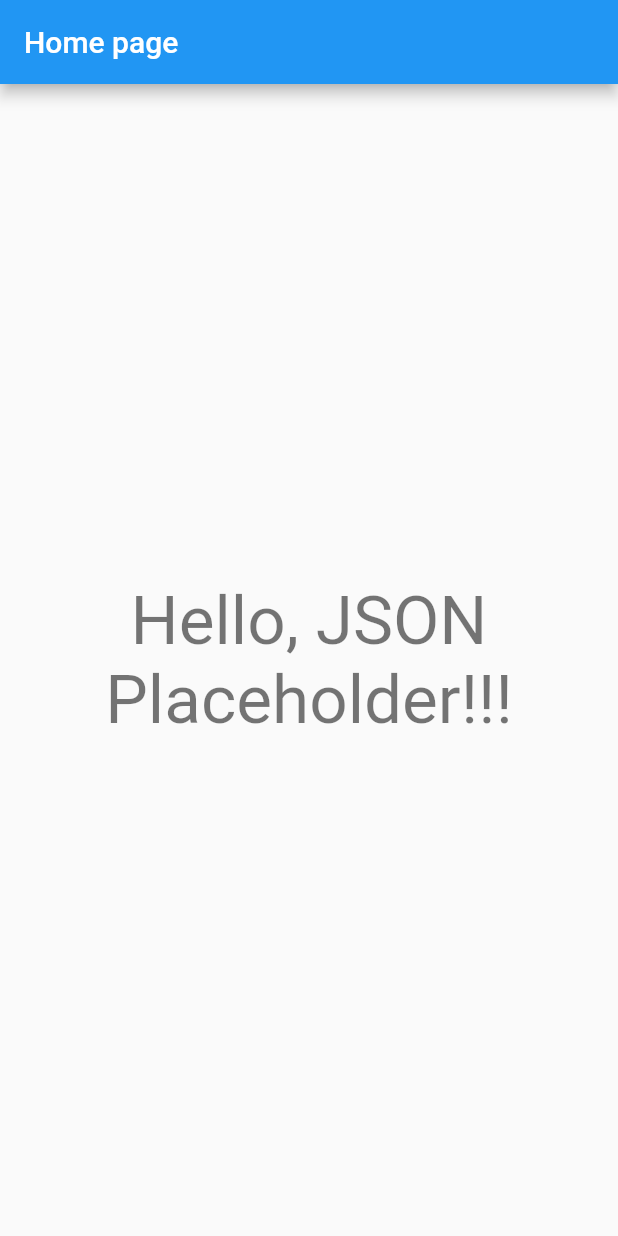
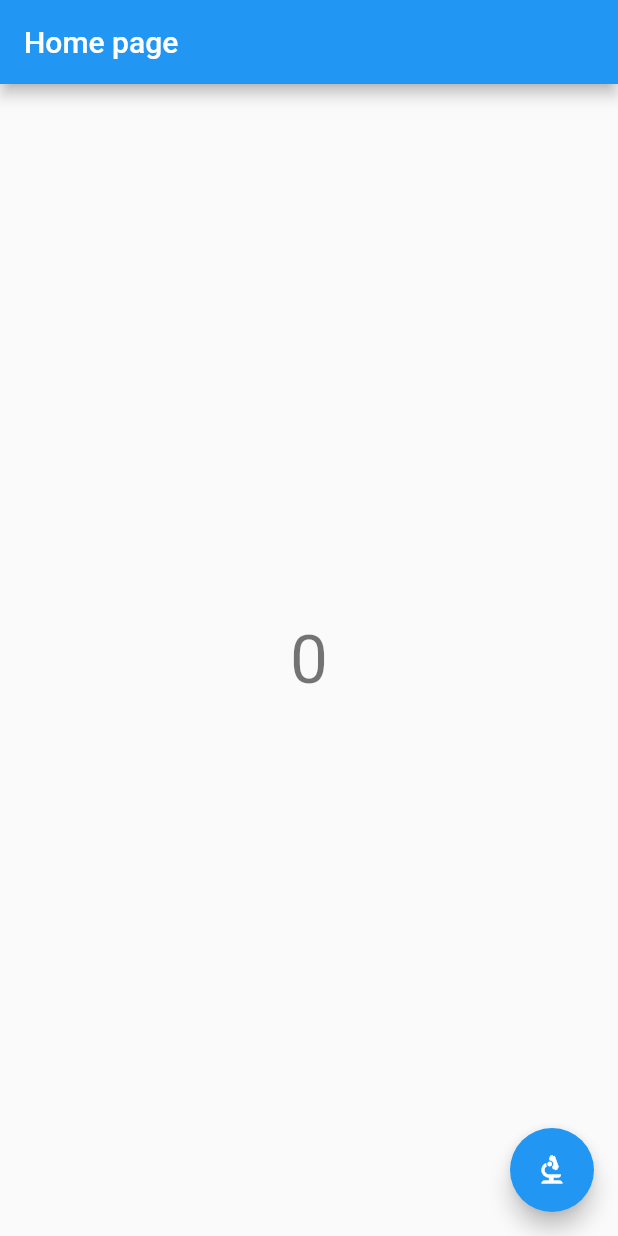
Before and after one commit to AlekseyKrapivnitskiy/togowithsomeoneapp, a Flutter app: the screen it shows after launch, on a phone screen of 412 x 824 dp. Run offline on Flutter 3.47's test engine with Material 2 defaults, Android fonts, the phone set to English and light mode, and no system bars.

Commit message:
added button and counter

```diff
--- a/lib/pages/home_page.dart
+++ b/lib/pages/home_page.dart
@@ -13,38 +13,86 @@ class HomePage extends StatefulWidget {
 
 // В треугольных скобках мы указываем наш StatefulWidget
 // для которого будет создано состояние
-// нижнее подчеркивание _ используется для того,
-// чтобы скрыть доступ к _HomePageState  из других файлов
-// нижнее подчеркивание аналогия private в Java / Kotlin
+// нижнее подчеркивание используется для того, чтобы
+// скрыть доступ к _HomePageState из других файлов
+// нижнее подчеркивание - аналогия private в Java / Kotlin
 class _HomePageState extends State<HomePage> {
 
-  // функция buil, как мы уже отметили, строит
+  // добавим переменную, которая будет нашим состоянием
+  // т.к. _counter мы будем использовать только внутри нашего
+  // класса, то сделаем его недоступным для других классов
+  // _counter будет хранить значение счетчика
+  var _counter = 0;
+
+  // build как мы уже отметили, строит
   // иерархию наших любимых виджетов
   @override
   Widget build(BuildContext context) {
-    // В большинстве случаев Scaffold используется,
+    // В большинстве случаев Scaffold используется
     // как корневой виджет для страницы или экрана
     // Scaffold позволяет вам указать AppBar, BottomNavigationBar,
     // Drawer, FloatingActionButton и другие не менее важные
-    // компоненты (виджеты).
+    // компноненты (виджеты).
     return Scaffold(
-      // мы создаем AppBar с текстом "Home Page"
+      // мы создаем AppBar с текстом "Home page"
       appBar: AppBar(title: Text("Home page")),
       // указываем текст в качестве тела Scaffold
       // текст предварительно вложен в Center виджет,
       // чтобы выровнять его по центру
       body: Center(
+        // добавляем AnimatedSwitcher, который и будет управлять
+        // нашей анимацией
+          child: AnimatedSwitcher(
+            // обратите внимание: const указывает
+            // на то, что нам известно значение Duration во время
+            // компиляции и мы не будем его менять во время выполнения
+            // класс Duration позволяет указать задержку в разных
+            // единицах измерения (секунды, миллисекунды и т.д.)
+            duration: const Duration(milliseconds: 900),
+            // AnimatedSwitcher создает reverse эффект,
+            // то  есть эффект возврата анимации к первоначальному
+            // состоянию, что выглядит не всегда красиво,
+            // поэтому я указал reverseDuration в 0
+            // вы можете поэкспериментировать с этим значением
+            reverseDuration: const Duration(milliseconds: 0),
             child: Text(
-              "Hello, JSON Placeholder!!!",
+              // вывод значения счетчика
+              // при каждой перерисовки виджетов _counter
+              // увеличивается на единицу
+              "$_counter",
+              // здесь самое интересное
+              // когда мы изменяем значение _counter
+              // и вызываем функцию setState, компоненты
+              // перерисовываются и AnimatedSwitcher сравнивает
+              // предыдущий key своего дочернего виджета с текущим,
+              // если они не совпадают, то вопроизводит анимацию
+              key: ValueKey<int>(_counter),
               // Также выравниваем текст внутри самого виджета Text
               textAlign: TextAlign.center,
               // Theme.of(context) позволяет получить доступ к
-              // текущему ThemeData, который был указан в MaterialApp
+              // текущему ThemeData, который мы указали в MaterialApp
               // После получения ThemeData мы можем использовать
               // различные его стили (например headline3, как здесь)
               style: Theme.of(context).textTheme.displaySmall,
+            ),
           )
-        )
+      ),
+      // добавляем кнопку
+      // FloatingActionButton - круглая кнопка в правом нижнем углу
+      floatingActionButton: FloatingActionButton(
+        // указываем иконку
+        // Flutter предлагает нам большой спектр встроенных иконок
+        child: const Icon(Icons.biotech),
+        onPressed: () {
+          // наконец то мы дошли до функции setState
+          // которая даст сигнал, что пора перерисовывать
+          // наши виджеты.
+          // здесь мы просто увеличиваем наш счетчик
+          setState(() {
+            _counter++;
+          });
+        },
+      ),
     );
   }
 
```
Lines whose indentation alone changed are shown as unchanged.
